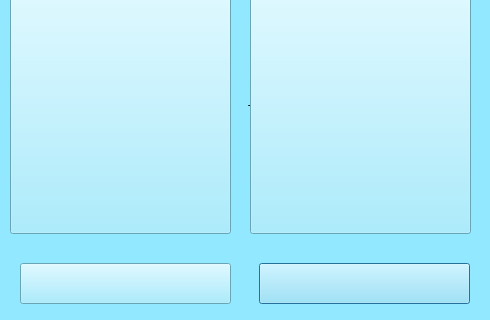
Strauts/AppDeployment, file SKOGKK/KKOGSK/questiondialog.ui: the form before one commit; both pictures show x 0 to 490 and y 367 to 687 of the 490 by 687 pixel window.
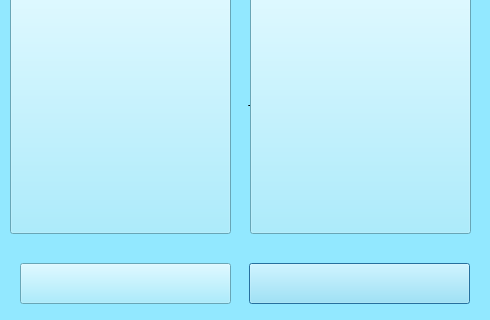
The form after the commit. Icons and pictures are not drawn.

What changed in the file:
```diff
--- a/SKOGKK/KKOGSK/questiondialog.ui
+++ b/SKOGKK/KKOGSK/questiondialog.ui
@@ -71,9 +71,9 @@
   <widget class="QPushButton" name="pushButton_5">
    <property name="geometry">
     <rect>
-     <x>259</x>
+     <x>249</x>
      <y>630</y>
-     <width>211</width>
+     <width>221</width>
      <height>41</height>
     </rect>
    </property>
```
